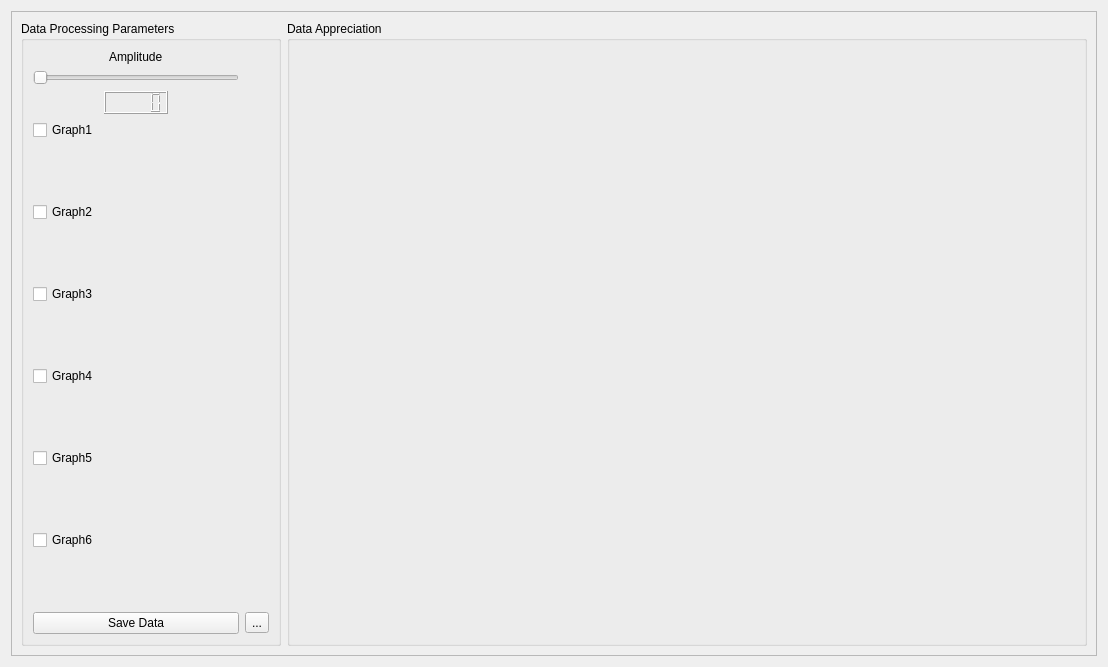
Before: the Qt Designer form gui/views/dataViewUI.ui in AceEagle/ElectricViewCHU, drawn with Qt 5.
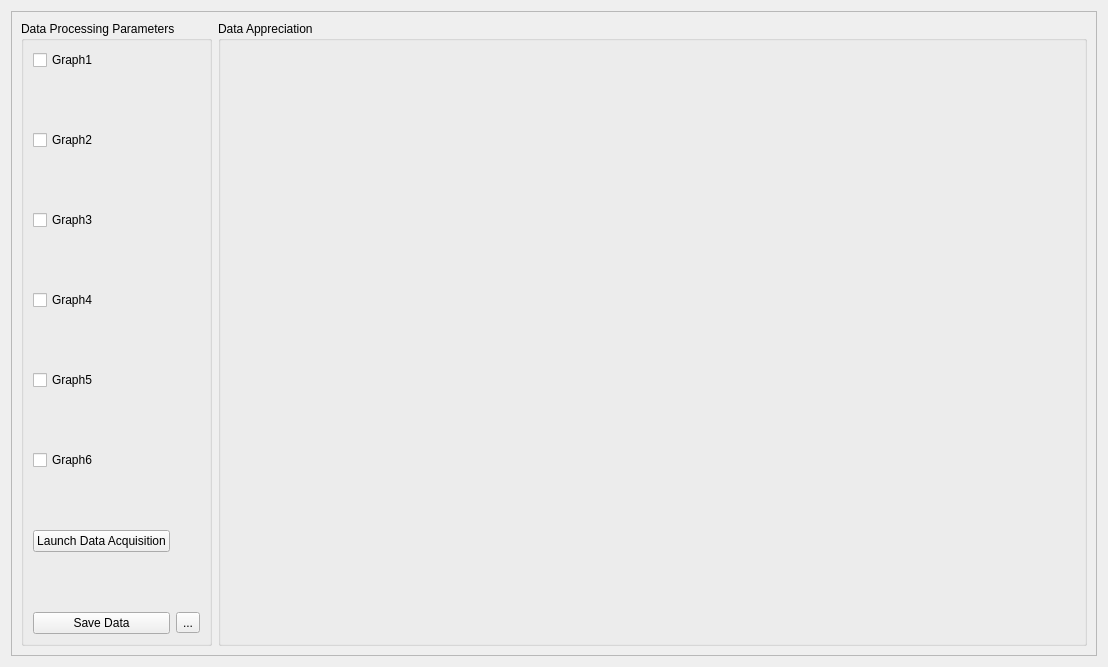
After: the same form once the commit is applied. Custom widgets are drawn as their Qt base class.

Commit message: Added button LaunchDataAcquisition and deleted amplitude variation in the software (gonna need to change it directly on the AFG)

The edit to the form file:
```diff
--- a/gui/views/dataViewUI.ui
+++ b/gui/views/dataViewUI.ui
@@ -35,10 +35,7 @@
          <string>Data Processing Parameters</string>
         </property>
         <layout class="QGridLayout" name="gridLayout_2">
-         <item row="3" column="0" alignment="Qt::AlignHCenter">
-          <widget class="QLCDNumber" name="AmpliNumber"/>
-         </item>
-         <item row="11" column="0">
+         <item row="8" column="0">
           <spacer name="G4DownSpacer">
            <property name="orientation">
             <enum>Qt::Vertical</enum>
@@ -51,101 +48,41 @@
            </property>
           </spacer>
          </item>
-         <item row="12" column="0">
-          <widget class="QCheckBox" name="G5CheckBox">
-           <property name="text">
-            <string>Graph5</string>
+         <item row="6" column="0">
+          <spacer name="G3DownSpacer">
+           <property name="orientation">
+            <enum>Qt::Vertical</enum>
            </property>
-          </widget>
+           <property name="sizeHint" stdset="0">
+            <size>
+             <width>20</width>
+             <height>40</height>
+            </size>
+           </property>
+          </spacer>
          </item>
-         <item row="14" column="0">
+         <item row="11" column="0">
           <widget class="QCheckBox" name="G6CheckBox">
            <property name="text">
             <string>Graph6</string>
            </property>
           </widget>
          </item>
-         <item row="10" column="0">
+         <item row="9" column="0">
+          <widget class="QCheckBox" name="G5CheckBox">
+           <property name="text">
+            <string>Graph5</string>
+           </property>
+          </widget>
+         </item>
+         <item row="7" column="0">
           <widget class="QCheckBox" name="G4CheckBox">
            <property name="text">
             <string>Graph4</string>
            </property>
           </widget>
          </item>
-         <item row="9" column="0">
-          <spacer name="G3DownSpacer">
-           <property name="orientation">
-            <enum>Qt::Vertical</enum>
-           </property>
-           <property name="sizeHint" stdset="0">
-            <size>
-             <width>20</width>
-             <height>40</height>
-            </size>
-           </property>
-          </spacer>
-         </item>
-         <item row="0" column="0" alignment="Qt::AlignHCenter">
-          <widget class="QLabel" name="AmpliLabel">
-           <property name="text">
-            <string>Amplitude</string>
-           </property>
-          </widget>
-         </item>
-         <item row="16" column="1" alignment="Qt::AlignLeft">
-          <widget class="QToolButton" name="SaveDataToolButton">
-           <property name="text">
-            <string>...</string>
-           </property>
-          </widget>
-         </item>
-         <item row="15" column="0">
-          <spacer name="G6DownSpacer">
-           <property name="orientation">
-            <enum>Qt::Vertical</enum>
-           </property>
-           <property name="sizeHint" stdset="0">
-            <size>
-             <width>20</width>
-             <height>40</height>
-            </size>
-           </property>
-          </spacer>
-         </item>
-         <item row="13" column="0">
-          <spacer name="G5DownSpacer">
-           <property name="orientation">
-            <enum>Qt::Vertical</enum>
-           </property>
-           <property name="sizeHint" stdset="0">
-            <size>
-             <width>20</width>
-             <height>40</height>
-            </size>
-           </property>
-          </spacer>
-         </item>
-         <item row="1" column="0">
-          <widget class="QSlider" name="AmpliSlider">
-           <property name="maximumSize">
-            <size>
-             <width>249</width>
-             <height>16777215</height>
-            </size>
-           </property>
-           <property name="orientation">
-            <enum>Qt::Horizontal</enum>
-           </property>
-          </widget>
-         </item>
-         <item row="16" column="0">
-          <widget class="QPushButton" name="SaveDataPButton">
-           <property name="text">
-            <string>Save Data</string>
-           </property>
-          </widget>
-         </item>
-         <item row="5" column="0">
+         <item row="2" column="0">
           <spacer name="G1DownSpacer">
            <property name="orientation">
             <enum>Qt::Vertical</enum>
@@ -159,28 +96,41 @@
           </spacer>
          </item>
          <item row="4" column="0">
-          <widget class="QCheckBox" name="G1CheckBox">
-           <property name="text">
-            <string>Graph1</string>
+          <spacer name="G2DownSpacer">
+           <property name="orientation">
+            <enum>Qt::Vertical</enum>
            </property>
-          </widget>
+           <property name="sizeHint" stdset="0">
+            <size>
+             <width>20</width>
+             <height>40</height>
+            </size>
+           </property>
+          </spacer>
          </item>
-         <item row="6" column="0">
+         <item row="3" column="0">
           <widget class="QCheckBox" name="G2CheckBox">
            <property name="text">
             <string>Graph2</string>
            </property>
           </widget>
          </item>
-         <item row="8" column="0">
+         <item row="5" column="0">
           <widget class="QCheckBox" name="G3CheckBox">
            <property name="text">
             <string>Graph3</string>
            </property>
           </widget>
          </item>
-         <item row="7" column="0">
-          <spacer name="G2DownSpacer">
+         <item row="1" column="0">
+          <widget class="QCheckBox" name="G1CheckBox">
+           <property name="text">
+            <string>Graph1</string>
+           </property>
+          </widget>
+         </item>
+         <item row="14" column="0">
+          <spacer name="verticalSpacer">
            <property name="orientation">
             <enum>Qt::Vertical</enum>
            </property>
@@ -192,6 +142,53 @@
            </property>
           </spacer>
          </item>
+         <item row="16" column="0">
+          <widget class="QPushButton" name="SaveDataPButton">
+           <property name="text">
+            <string>Save Data</string>
+           </property>
+          </widget>
+         </item>
+         <item row="16" column="1" alignment="Qt::AlignLeft">
+          <widget class="QToolButton" name="SaveDataToolButton">
+           <property name="text">
+            <string>...</string>
+           </property>
+          </widget>
+         </item>
+         <item row="10" column="0">
+          <spacer name="G5DownSpacer">
+           <property name="orientation">
+            <enum>Qt::Vertical</enum>
+           </property>
+           <property name="sizeHint" stdset="0">
+            <size>
+             <width>20</width>
+             <height>40</height>
+            </size>
+           </property>
+          </spacer>
+         </item>
+         <item row="12" column="0">
+          <spacer name="G6DownSpacer">
+           <property name="orientation">
+            <enum>Qt::Vertical</enum>
+           </property>
+           <property name="sizeHint" stdset="0">
+            <size>
+             <width>20</width>
+             <height>40</height>
+            </size>
+           </property>
+          </spacer>
+         </item>
+         <item row="13" column="0">
+          <widget class="QPushButton" name="LaunchDataPButton">
+           <property name="text">
+            <string>Launch Data Acquisition</string>
+           </property>
+          </widget>
+         </item>
         </layout>
        </widget>
       </item>
@@ -203,7 +200,21 @@
         <layout class="QGridLayout" name="gridLayout">
          <item row="1" column="1">
           <widget class="GraphicsLayoutWidget" name="graphicsView" native="true">
-           <layout class="QHBoxLayout" name="horizontalLayout_3"/>
+           <layout class="QHBoxLayout" name="horizontalLayout_3">
+            <item>
+             <spacer name="horizontalSpacer">
+              <property name="orientation">
+               <enum>Qt::Horizontal</enum>
+              </property>
+              <property name="sizeHint" stdset="0">
+               <size>
+                <width>40</width>
+                <height>20</height>
+               </size>
+              </property>
+             </spacer>
+            </item>
+           </layout>
           </widget>
          </item>
         </layout>
```
The commit also changes 3 other files.
